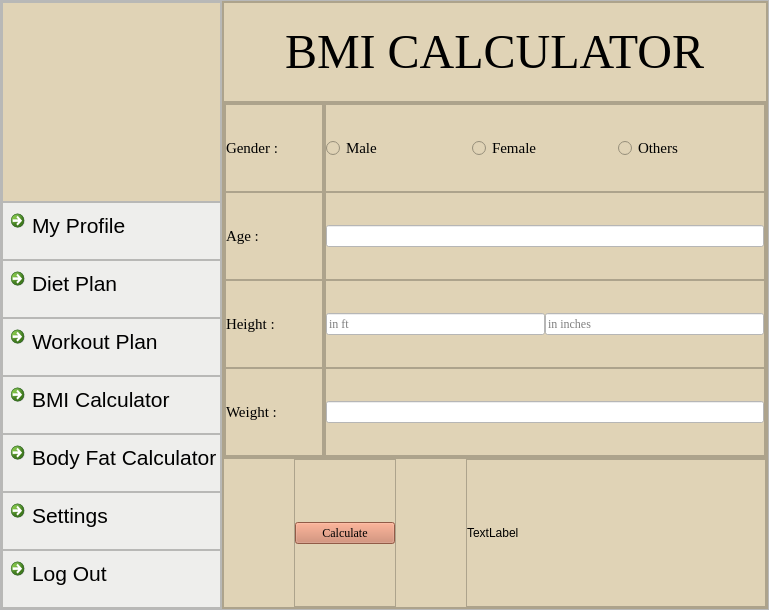
skidgefries/rightmeal, file bmi.ui: the form before one commit.
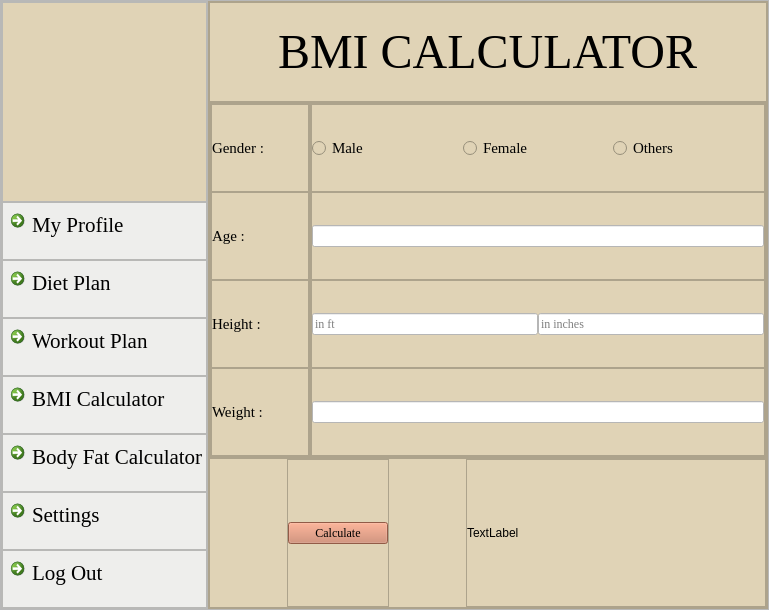
The form after the commit. Icons and pictures are not drawn.

What changed in the file:
```diff
--- a/bmi.ui
+++ b/bmi.ui
@@ -182,7 +182,7 @@
              <widget class="QCommandLinkButton" name="commandLinkButton_6">
               <property name="font">
                <font>
-                <family>Segoe UI</family>
+                <family>Times New Roman</family>
                 <pointsize>16</pointsize>
                 <bold>false</bold>
                </font>
@@ -223,7 +223,7 @@
              <widget class="QCommandLinkButton" name="commandLinkButton_21">
               <property name="font">
                <font>
-                <family>Segoe UI</family>
+                <family>Times New Roman</family>
                 <pointsize>16</pointsize>
                 <bold>false</bold>
                </font>
@@ -264,7 +264,7 @@
              <widget class="QCommandLinkButton" name="commandLinkButton_22">
               <property name="font">
                <font>
-                <family>Segoe UI</family>
+                <family>Times New Roman</family>
                 <pointsize>16</pointsize>
                 <bold>false</bold>
                </font>
@@ -305,7 +305,7 @@
              <widget class="QCommandLinkButton" name="commandLinkButton_23">
               <property name="font">
                <font>
-                <family>Segoe UI</family>
+                <family>Times New Roman</family>
                 <pointsize>16</pointsize>
                 <bold>false</bold>
                </font>
@@ -346,7 +346,7 @@
              <widget class="QCommandLinkButton" name="commandLinkButton_24">
               <property name="font">
                <font>
-                <family>Segoe UI</family>
+                <family>Times New Roman</family>
                 <pointsize>16</pointsize>
                 <bold>false</bold>
                </font>
@@ -387,7 +387,7 @@
              <widget class="QCommandLinkButton" name="commandLinkButton_25">
               <property name="font">
                <font>
-                <family>Segoe UI</family>
+                <family>Times New Roman</family>
                 <pointsize>16</pointsize>
                 <bold>false</bold>
                </font>
@@ -428,7 +428,7 @@
              <widget class="QCommandLinkButton" name="commandLinkButton_26">
               <property name="font">
                <font>
-                <family>Segoe UI</family>
+                <family>Times New Roman</family>
                 <pointsize>16</pointsize>
                 <bold>false</bold>
                </font>
```
